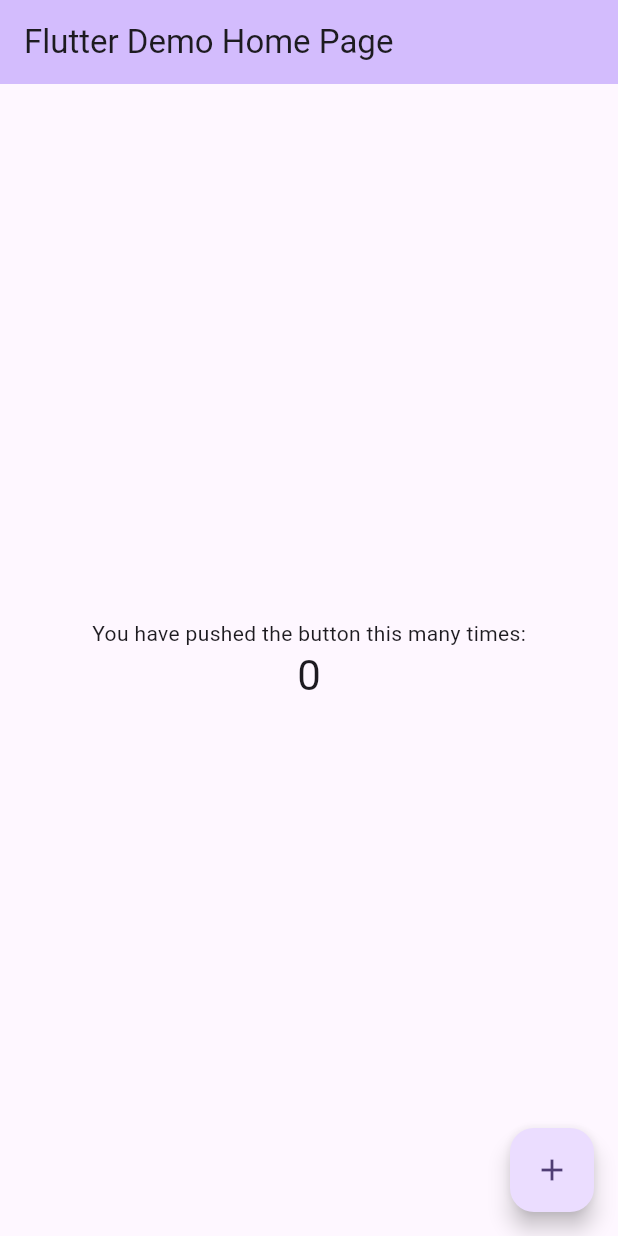
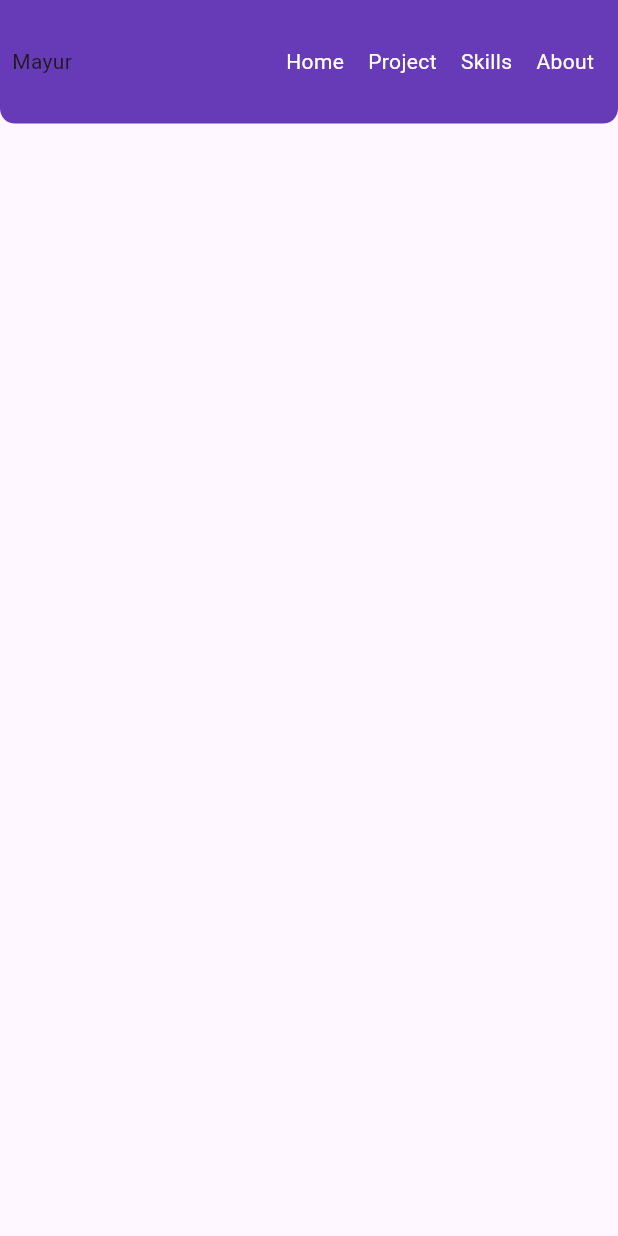
Before and after one commit to mayurpawar17/portfolio_mayur, a Flutter app: the screen it shows after launch, on a phone screen of 412 x 824 dp. Run offline on Flutter 3.47's test engine with Material 3 defaults, Android fonts, the light colour scheme and no system bars.

Commit message:
home scetion ui updated

```diff
--- a/lib/main.dart
+++ b/lib/main.dart
@@ -1,122 +1,15 @@
 import 'package:flutter/material.dart';
+import 'package:portfolio_mayur/src/sections/home.dart';
 
 void main() {
-  runApp(const MyApp());
+  runApp(MyApp());
 }
 
 class MyApp extends StatelessWidget {
   const MyApp({super.key});
 
-  // This widget is the root of your application.
   @override
   Widget build(BuildContext context) {
-    return MaterialApp(
-      title: 'Flutter Demo',
-      theme: ThemeData(
-        // This is the theme of your application.
-        //
-        // TRY THIS: Try running your application with "flutter run". You'll see
-        // the application has a purple toolbar. Then, without quitting the app,
-        // try changing the seedColor in the colorScheme below to Colors.green
-        // and then invoke "hot reload" (save your changes or press the "hot
-        // reload" button in a Flutter-supported IDE, or press "r" if you used
-        // the command line to start the app).
-        //
-        // Notice that the counter didn't reset back to zero; the application
-        // state is not lost during the reload. To reset the state, use hot
-        // restart instead.
-        //
-        // This works for code too, not just values: Most code changes can be
-        // tested with just a hot reload.
-        colorScheme: ColorScheme.fromSeed(seedColor: Colors.deepPurple),
-      ),
-      home: const MyHomePage(title: 'Flutter Demo Home Page'),
-    );
+    return MaterialApp(home: Home(), debugShowCheckedModeBanner: false);
   }
 }
-
-class MyHomePage extends StatefulWidget {
-  const MyHomePage({super.key, required this.title});
-
-  // This widget is the home page of your application. It is stateful, meaning
-  // that it has a State object (defined below) that contains fields that affect
-  // how it looks.
-
-  // This class is the configuration for the state. It holds the values (in this
-  // case the title) provided by the parent (in this case the App widget) and
-  // used by the build method of the State. Fields in a Widget subclass are
-  // always marked "final".
-
-  final String title;
-
-  @override
-  State<MyHomePage> createState() => _MyHomePageState();
-}
-
-class _MyHomePageState extends State<MyHomePage> {
-  int _counter = 0;
-
-  void _incrementCounter() {
-    setState(() {
-      // This call to setState tells the Flutter framework that something has
-      // changed in this State, which causes it to rerun the build method below
-      // so that the display can reflect the updated values. If we changed
-      // _counter without calling setState(), then the build method would not be
-      // called again, and so nothing would appear to happen.
-      _counter++;
-    });
-  }
-
-  @override
-  Widget build(BuildContext context) {
-    // This method is rerun every time setState is called, for instance as done
-    // by the _incrementCounter method above.
-    //
-    // The Flutter framework has been optimized to make rerunning build methods
-    // fast, so that you can just rebuild anything that needs updating rather
-    // than having to individually change instances of widgets.
-    return Scaffold(
-      appBar: AppBar(
-        // TRY THIS: Try changing the color here to a specific color (to
-        // Colors.amber, perhaps?) and trigger a hot reload to see the AppBar
-        // change color while the other colors stay the same.
-        backgroundColor: Theme.of(context).colorScheme.inversePrimary,
-        // Here we take the value from the MyHomePage object that was created by
-        // the App.build method, and use it to set our appbar title.
-        title: Text(widget.title),
-      ),
-      body: Center(
-        // Center is a layout widget. It takes a single child and positions it
-        // in the middle of the parent.
-        child: Column(
-          // Column is also a layout widget. It takes a list of children and
-          // arranges them vertically. By default, it sizes itself to fit its
-          // children horizontally, and tries to be as tall as its parent.
-          //
-          // Column has various properties to control how it sizes itself and
-          // how it positions its children. Here we use mainAxisAlignment to
-          // center the children vertically; the main axis here is the vertical
-          // axis because Columns are vertical (the cross axis would be
-          // horizontal).
-          //
-          // TRY THIS: Invoke "debug painting" (choose the "Toggle Debug Paint"
-          // action in the IDE, or press "p" in the console), to see the
-          // wireframe for each widget.
-          mainAxisAlignment: MainAxisAlignment.center,
-          children: <Widget>[
-            const Text('You have pushed the button this many times:'),
-            Text(
-              '$_counter',
-              style: Theme.of(context).textTheme.headlineMedium,
-            ),
-          ],
-        ),
-      ),
-      floatingActionButton: FloatingActionButton(
-        onPressed: _incrementCounter,
-        tooltip: 'Increment',
-        child: const Icon(Icons.add),
-      ), // This trailing comma makes auto-formatting nicer for build methods.
-    );
-  }
-}
--- /dev/null
+++ b/lib/src/sections/home.dart
@@ -0,0 +1,11 @@
+import 'package:flutter/material.dart';
+import 'package:portfolio_mayur/src/widgets/header.dart';
+
+class Home extends StatelessWidget {
+  const Home({super.key});
+
+  @override
+  Widget build(BuildContext context) {
+    return Scaffold(body: Header());
+  }
+}
--- /dev/null
+++ b/lib/src/widgets/header.dart
@@ -0,0 +1,38 @@
+import 'package:flutter/material.dart';
+import 'package:portfolio_mayur/src/widgets/navItem.dart';
+
+class Header extends StatelessWidget {
+  const Header({super.key});
+
+  @override
+  Widget build(BuildContext context) {
+    return Container(
+      decoration: BoxDecoration(
+        borderRadius: BorderRadius.only(
+          bottomLeft: Radius.circular(10),
+          bottomRight: Radius.circular(10),
+        ),
+        color: Colors.deepPurple,
+      ),
+      height: MediaQuery.of(context).size.height * 0.1,
+
+      child: Padding(
+        padding: const EdgeInsets.all(8.0),
+        child: Row(
+          mainAxisAlignment: MainAxisAlignment.spaceBetween,
+          children: [
+            Text("Mayur"),
+            Row(
+              children: [
+                NavItem("Home"),
+                NavItem("Project"),
+                NavItem("Skills"),
+                NavItem("About"),
+              ],
+            ),
+          ],
+        ),
+      ),
+    );
+  }
+}
--- /dev/null
+++ b/lib/src/widgets/navItem.dart
@@ -0,0 +1,14 @@
+import 'package:flutter/material.dart';
+
+class NavItem extends StatelessWidget {
+  final String navItem;
+  const NavItem(this.navItem, {super.key});
+
+  @override
+  Widget build(BuildContext context) {
+    return Padding(
+      padding: const EdgeInsets.all(8.0),
+      child: Text(navItem, style: TextStyle(color: Colors.white)),
+    );
+  }
+}
```
